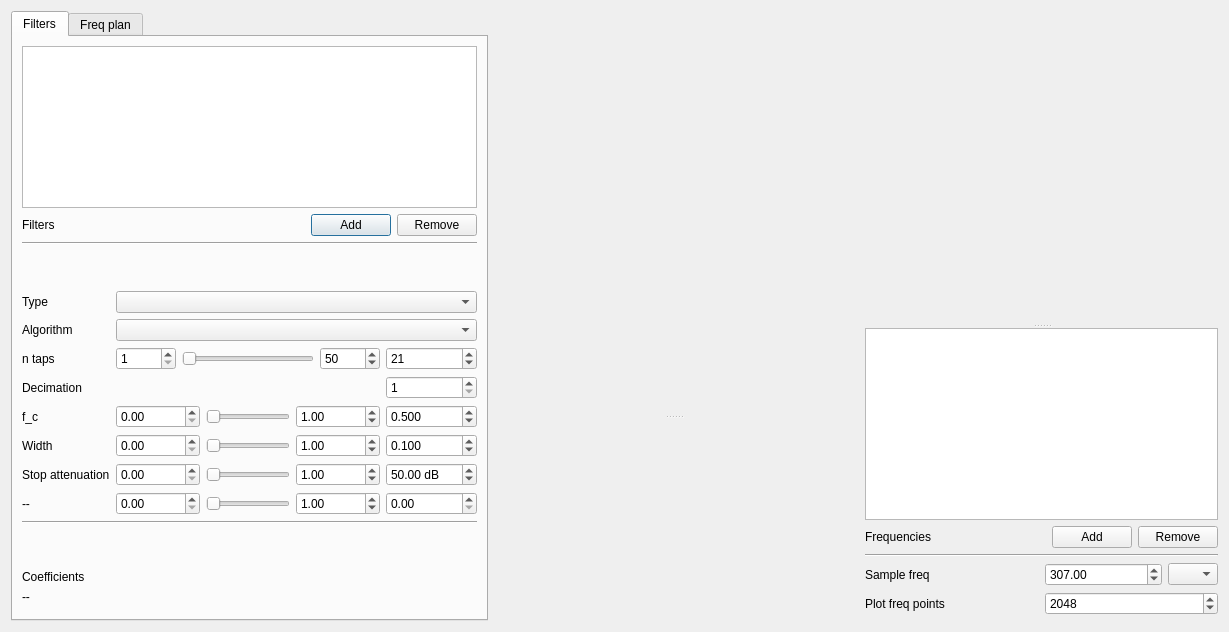
This is fir_design_gui.ui in filiplindau/firdesign as Qt 5 draws it before an edit. The edited form follows.
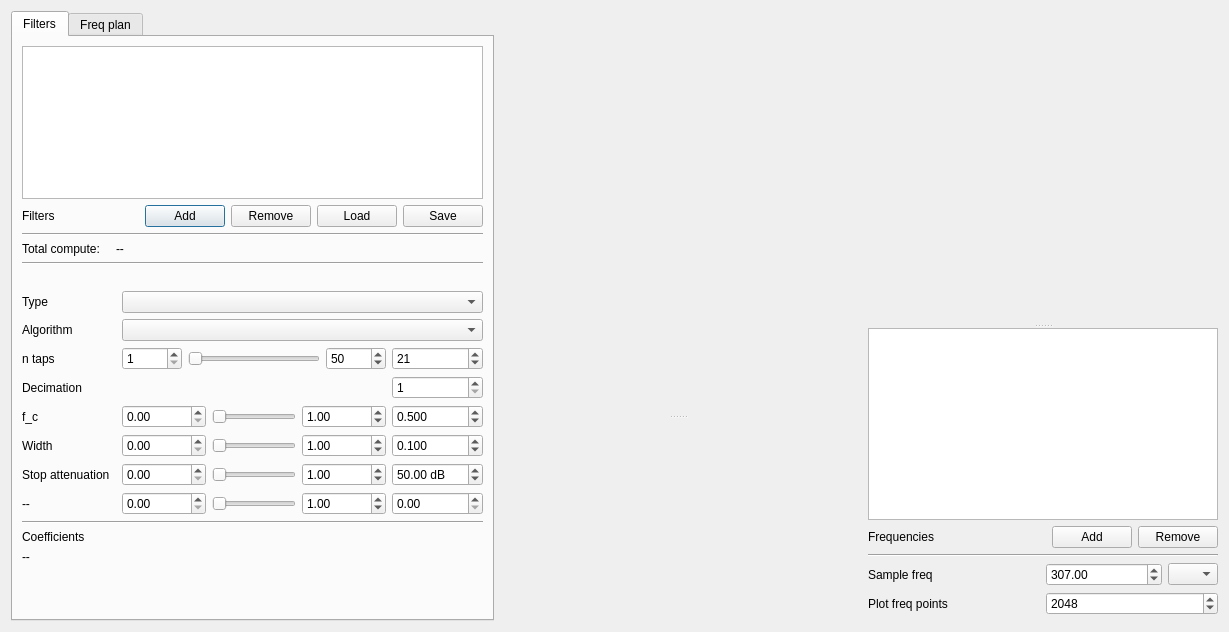
This is the edited form. Custom widgets are drawn as their Qt base class.

Commit message: Load/save filters

The edit to the form file:
```diff
--- a/fir_design_gui.ui
+++ b/fir_design_gui.ui
@@ -30,36 +30,67 @@
        <string>Filters</string>
       </attribute>
       <layout class="QGridLayout" name="gridLayout_2">
-       <item row="10" column="2">
-        <widget class="QDoubleSpinBox" name="p2_spinbox">
-         <property name="suffix">
-          <string> dB</string>
-         </property>
-         <property name="maximum">
-          <double>999.000000000000000</double>
-         </property>
-         <property name="singleStep">
-          <double>5.000000000000000</double>
-         </property>
-         <property name="value">
-          <double>50.000000000000000</double>
-         </property>
-        </widget>
+       <item row="8" column="2">
+        <layout class="QHBoxLayout" name="horizontalLayout_3">
+         <item>
+          <widget class="QSpinBox" name="ntaps_min_spinbox">
+           <property name="minimumSize">
+            <size>
+             <width>60</width>
+             <height>0</height>
+            </size>
+           </property>
+           <property name="minimum">
+            <number>1</number>
+           </property>
+          </widget>
+         </item>
+         <item>
+          <widget class="QSlider" name="ntaps_slider">
+           <property name="orientation">
+            <enum>Qt::Horizontal</enum>
+           </property>
+          </widget>
+         </item>
+         <item>
+          <widget class="QSpinBox" name="ntaps_max_spinbox">
+           <property name="minimumSize">
+            <size>
+             <width>60</width>
+             <height>0</height>
+            </size>
+           </property>
+           <property name="minimum">
+            <number>1</number>
+           </property>
+           <property name="maximum">
+            <number>9999</number>
+           </property>
+           <property name="value">
+            <number>50</number>
+           </property>
+          </widget>
+         </item>
+        </layout>
        </item>
-       <item row="15" column="0">
-        <widget class="QLabel" name="coefficients_name_label">
+       <item row="12" column="0">
+        <widget class="QLabel" name="p2_label">
          <property name="text">
-          <string>Coefficients</string>
+          <string>Stop attenuation</string>
          </property>
         </widget>
        </item>
-       <item row="11" column="2">
-        <widget class="QDoubleSpinBox" name="p3_spinbox"/>
+       <item row="4" column="0" colspan="4">
+        <widget class="Line" name="line_4">
+         <property name="orientation">
+          <enum>Qt::Horizontal</enum>
+         </property>
+        </widget>
        </item>
-       <item row="8" column="1">
-        <layout class="QHBoxLayout" name="horizontalLayout_4">
+       <item row="13" column="2">
+        <layout class="QHBoxLayout" name="horizontalLayout_7">
          <item>
-          <widget class="QDoubleSpinBox" name="p0_min_spinbox">
+          <widget class="QDoubleSpinBox" name="p3_min_spinbox">
            <property name="minimumSize">
             <size>
              <width>60</width>
@@ -72,14 +103,14 @@
           </widget>
          </item>
          <item>
-          <widget class="QSlider" name="p0_slider">
+          <widget class="QSlider" name="p3_slider">
            <property name="orientation">
             <enum>Qt::Horizontal</enum>
            </property>
           </widget>
          </item>
          <item>
-          <widget class="QDoubleSpinBox" name="p0_max_spinbox">
+          <widget class="QDoubleSpinBox" name="p3_max_spinbox">
            <property name="minimumSize">
             <size>
              <width>60</width>
@@ -96,7 +127,7 @@
          </item>
         </layout>
        </item>
-       <item row="16" column="0" colspan="3">
+       <item row="19" column="0" colspan="4">
         <widget class="QLabel" name="coe_label">
          <property name="sizePolicy">
           <sizepolicy hsizetype="Preferred" vsizetype="Expanding">
@@ -118,7 +149,105 @@
          </property>
         </widget>
        </item>
-       <item row="9" column="1">
+       <item row="12" column="2">
+        <layout class="QHBoxLayout" name="horizontalLayout_6">
+         <item>
+          <widget class="QDoubleSpinBox" name="p2_min_spinbox">
+           <property name="minimumSize">
+            <size>
+             <width>60</width>
+             <height>0</height>
+            </size>
+           </property>
+           <property name="maximum">
+            <double>999999.000000000000000</double>
+           </property>
+          </widget>
+         </item>
+         <item>
+          <widget class="QSlider" name="p2_slider">
+           <property name="orientation">
+            <enum>Qt::Horizontal</enum>
+           </property>
+          </widget>
+         </item>
+         <item>
+          <widget class="QDoubleSpinBox" name="p2_max_spinbox">
+           <property name="minimumSize">
+            <size>
+             <width>60</width>
+             <height>0</height>
+            </size>
+           </property>
+           <property name="maximum">
+            <double>999999.000000000000000</double>
+           </property>
+           <property name="value">
+            <double>1.000000000000000</double>
+           </property>
+          </widget>
+         </item>
+        </layout>
+       </item>
+       <item row="10" column="3">
+        <widget class="QDoubleSpinBox" name="p0_spinbox">
+         <property name="minimumSize">
+          <size>
+           <width>70</width>
+           <height>0</height>
+          </size>
+         </property>
+         <property name="decimals">
+          <number>3</number>
+         </property>
+         <property name="maximum">
+          <double>999999.000000000000000</double>
+         </property>
+         <property name="singleStep">
+          <double>0.050000000000000</double>
+         </property>
+         <property name="value">
+          <double>0.500000000000000</double>
+         </property>
+        </widget>
+       </item>
+       <item row="6" column="0">
+        <widget class="QLabel" name="label_2">
+         <property name="text">
+          <string>Type</string>
+         </property>
+        </widget>
+       </item>
+       <item row="7" column="2" colspan="2">
+        <widget class="QComboBox" name="algo_combobox"/>
+       </item>
+       <item row="12" column="3">
+        <widget class="QDoubleSpinBox" name="p2_spinbox">
+         <property name="suffix">
+          <string> dB</string>
+         </property>
+         <property name="maximum">
+          <double>999.000000000000000</double>
+         </property>
+         <property name="singleStep">
+          <double>5.000000000000000</double>
+         </property>
+         <property name="value">
+          <double>50.000000000000000</double>
+         </property>
+        </widget>
+       </item>
+       <item row="2" column="0" colspan="4">
+        <widget class="Line" name="line_3">
+         <property name="orientation">
+          <enum>Qt::Horizontal</enum>
+         </property>
+        </widget>
+       </item>
+       <item row="13" column="3">
+        <widget class="QDoubleSpinBox" name="p3_spinbox"/>
+       </item>
+       <item row="11" column="2">
         <layout class="QHBoxLayout" name="horizontalLayout_5">
          <item>
           <widget class="QDoubleSpinBox" name="p1_min_spinbox">
@@ -158,52 +287,61 @@
          </item>
         </layout>
        </item>
-       <item row="6" column="0">
-        <widget class="QLabel" name="label">
-         <property name="text">
-          <string>n taps</string>
-         </property>
-        </widget>
+       <item row="10" column="2">
+        <layout class="QHBoxLayout" name="horizontalLayout_4">
+         <item>
+          <widget class="QDoubleSpinBox" name="p0_min_spinbox">
+           <property name="minimumSize">
+            <size>
+             <width>60</width>
+             <height>0</height>
+            </size>
+           </property>
+           <property name="maximum">
+            <double>999999.000000000000000</double>
+           </property>
+          </widget>
+         </item>
+         <item>
+          <widget class="QSlider" name="p0_slider">
+           <property name="orientation">
+            <enum>Qt::Horizontal</enum>
+           </property>
+          </widget>
+         </item>
+         <item>
+          <widget class="QDoubleSpinBox" name="p0_max_spinbox">
+           <property name="minimumSize">
+            <size>
+             <width>60</width>
+             <height>0</height>
+            </size>
+           </property>
+           <property name="maximum">
+            <double>999999.000000000000000</double>
+           </property>
+           <property name="value">
+            <double>1.000000000000000</double>
+           </property>
+          </widget>
+         </item>
+        </layout>
        </item>
-       <item row="11" column="0">
-        <widget class="QLabel" name="p3_label">
-         <property name="text">
-          <string>--</string>
-         </property>
-        </widget>
-       </item>
-       <item row="10" column="0">
-        <widget class="QLabel" name="p2_label">
-         <property name="text">
-          <string>Stop attenuation</string>
-         </property>
-        </widget>
-       </item>
-       <item row="5" column="1" colspan="2">
-        <widget class="QComboBox" name="algo_combobox"/>
-       </item>
-       <item row="7" column="2">
+       <item row="9" column="3">
         <widget class="QSpinBox" name="decimation_spinbox">
          <property name="minimum">
           <number>1</number>
          </property>
         </widget>
        </item>
-       <item row="8" column="0">
-        <widget class="QLabel" name="p0_label">
-         <property name="text">
-          <string>f_c</string>
-         </property>
-        </widget>
-       </item>
-       <item row="9" column="0">
+       <item row="11" column="0">
         <widget class="QLabel" name="p1_label">
          <property name="text">
           <string>Width</string>
          </property>
         </widget>
        </item>
-       <item row="9" column="2">
+       <item row="11" column="3">
         <widget class="QDoubleSpinBox" name="p1_spinbox">
          <property name="decimals">
           <number>3</number>
@@ -219,118 +357,7 @@
          </property>
         </widget>
        </item>
-       <item row="10" column="1">
-        <layout class="QHBoxLayout" name="horizontalLayout_6">
-         <item>
-          <widget class="QDoubleSpinBox" name="p2_min_spinbox">
-           <property name="minimumSize">
-            <size>
-             <width>60</width>
-             <height>0</height>
-            </size>
-           </property>
-           <property name="maximum">
-            <double>999999.000000000000000</double>
-           </property>
-          </widget>
-         </item>
-         <item>
-          <widget class="QSlider" name="p2_slider">
-           <property name="orientation">
-            <enum>Qt::Horizontal</enum>
-           </property>
-          </widget>
-         </item>
-         <item>
-          <widget class="QDoubleSpinBox" name="p2_max_spinbox">
-           <property name="minimumSize">
-            <size>
-             <width>60</width>
-             <height>0</height>
-            </size>
-           </property>
-           <property name="maximum">
-            <double>999999.000000000000000</double>
-           </property>
-           <property name="value">
-            <double>1.000000000000000</double>
-           </property>
-          </widget>
-         </item>
-        </layout>
-       </item>
-       <item row="4" column="0">
-        <widget class="QLabel" name="label_2">
-         <property name="text">
-          <string>Type</string>
-         </property>
-        </widget>
-       </item>
-       <item row="0" column="0" colspan="3">
-        <widget class="QListWidget" name="filters_list">
-         <property name="maximumSize">
-          <size>
-           <width>16777215</width>
-           <height>16777215</height>
-          </size>
-         </property>
-        </widget>
-       </item>
-       <item row="8" column="2">
-        <widget class="QDoubleSpinBox" name="p0_spinbox">
-         <property name="minimumSize">
-          <size>
-           <width>70</width>
-           <height>0</height>
-          </size>
-         </property>
-         <property name="decimals">
-          <number>3</number>
-         </property>
-         <property name="maximum">
-          <double>999999.000000000000000</double>
-         </property>
-         <property name="singleStep">
-          <double>0.050000000000000</double>
-         </property>
-         <property name="value">
-          <double>0.500000000000000</double>
-         </property>
-        </widget>
-       </item>
-       <item row="14" column="0">
-        <spacer name="verticalSpacer_2">
-         <property name="orientation">
-          <enum>Qt::Vertical</enum>
-         </property>
-         <property name="sizeType">
-          <enum>QSizePolicy::Fixed</enum>
-         </property>
-         <property name="sizeHint" stdset="0">
-          <size>
-           <width>20</width>
-           <height>40</height>
-          </size>
-         </property>
-        </spacer>
-       </item>
-       <item row="3" column="1">
-        <spacer name="verticalSpacer_3">
-         <property name="orientation">
-          <enum>Qt::Vertical</enum>
-         </property>
-         <property name="sizeType">
-          <enum>QSizePolicy::Fixed</enum>
-         </property>
-         <property name="sizeHint" stdset="0">
-          <size>
-           <width>20</width>
-           <height>40</height>
-          </size>
-         </property>
-        </spacer>
-       </item>
-       <item row="1" column="0" colspan="3">
+       <item row="1" column="0" colspan="4">
         <layout class="QHBoxLayout" name="horizontalLayout_10">
          <item>
           <widget class="QLabel" name="label_9">
@@ -372,113 +399,81 @@
            </property>
           </widget>
          </item>
-        </layout>
-       </item>
-       <item row="11" column="1">
-        <layout class="QHBoxLayout" name="horizontalLayout_7">
          <item>
-          <widget class="QDoubleSpinBox" name="p3_min_spinbox">
-           <property name="minimumSize">
-            <size>
-             <width>60</width>
-             <height>0</height>
-            </size>
+          <widget class="QPushButton" name="load_filter_button">
+           <property name="text">
+            <string>Load</string>
            </property>
-           <property name="maximum">
-            <double>999999.000000000000000</double>
-           </property>
           </widget>
          </item>
          <item>
-          <widget class="QSlider" name="p3_slider">
-           <property name="orientation">
-            <enum>Qt::Horizontal</enum>
+          <widget class="QPushButton" name="save_filter_button">
+           <property name="text">
+            <string>Save</string>
            </property>
           </widget>
          </item>
-         <item>
-          <widget class="QDoubleSpinBox" name="p3_max_spinbox">
-           <property name="minimumSize">
-            <size>
-             <width>60</width>
-             <height>0</height>
-            </size>
-           </property>
-           <property name="maximum">
-            <double>999999.000000000000000</double>
-           </property>
-           <property name="value">
-            <double>1.000000000000000</double>
-           </property>
-          </widget>
-         </item>
         </layout>
        </item>
-       <item row="7" column="0">
-        <widget class="QLabel" name="label_3">
-         <property name="text">
-          <string>Decimation</string>
-         </property>
-        </widget>
-       </item>
        <item row="5" column="0">
+        <spacer name="verticalSpacer_3">
+         <property name="orientation">
+          <enum>Qt::Vertical</enum>
+         </property>
+         <property name="sizeType">
+          <enum>QSizePolicy::Fixed</enum>
+         </property>
+         <property name="sizeHint" stdset="0">
+          <size>
+           <width>20</width>
+           <height>20</height>
+          </size>
+         </property>
+        </spacer>
+       </item>
+       <item row="8" column="0">
+        <widget class="QLabel" name="label">
+         <property name="text">
+          <string>n taps</string>
+         </property>
+        </widget>
+       </item>
+       <item row="10" column="0">
+        <widget class="QLabel" name="p0_label">
+         <property name="text">
+          <string>f_c</string>
+         </property>
+        </widget>
+       </item>
+       <item row="7" column="0">
         <widget class="QLabel" name="label_7">
          <property name="text">
           <string>Algorithm</string>
          </property>
         </widget>
        </item>
-       <item row="6" column="1">
-        <layout class="QHBoxLayout" name="horizontalLayout_3">
-         <item>
-          <widget class="QSpinBox" name="ntaps_min_spinbox">
-           <property name="minimumSize">
-            <size>
-             <width>60</width>
-             <height>0</height>
-            </size>
-           </property>
-           <property name="minimum">
-            <number>1</number>
-           </property>
-          </widget>
-         </item>
-         <item>
-          <widget class="QSlider" name="ntaps_slider">
-           <property name="orientation">
-            <enum>Qt::Horizontal</enum>
-           </property>
-          </widget>
-         </item>
-         <item>
-          <widget class="QSpinBox" name="ntaps_max_spinbox">
-           <property name="minimumSize">
-            <size>
-             <width>60</width>
-             <height>0</height>
-            </size>
-           </property>
-           <property name="minimum">
-            <number>1</number>
-           </property>
-           <property name="maximum">
-            <number>9999</number>
-           </property>
-           <property name="value">
-            <number>50</number>
-           </property>
-          </widget>
-         </item>
-        </layout>
+       <item row="3" column="1" colspan="2">
+        <widget class="QLabel" name="total_compute_label">
+         <property name="text">
+          <string>--</string>
+         </property>
+        </widget>
        </item>
-       <item row="13" column="0" colspan="3">
+       <item row="15" column="0" colspan="4">
         <widget class="Line" name="line_2">
          <property name="orientation">
           <enum>Qt::Horizontal</enum>
          </property>
         </widget>
        </item>
-       <item row="6" column="2">
+       <item row="3" column="0">
+        <widget class="QLabel" name="label_4">
+         <property name="text">
+          <string>Total compute:</string>
+         </property>
+        </widget>
+       </item>
+       <item row="8" column="3">
         <widget class="QSpinBox" name="ntaps_spinbox">
          <property name="minimum">
           <number>1</number>
@@ -491,15 +486,55 @@
          </property>
         </widget>
        </item>
-       <item row="4" column="1" colspan="2">
+       <item row="18" column="0">
+        <widget class="QLabel" name="coefficients_name_label">
+         <property name="text">
+          <string>Coefficients</string>
+         </property>
+        </widget>
+       </item>
+       <item row="0" column="0" colspan="4">
+        <widget class="QListWidget" name="filters_list">
+         <property name="maximumSize">
+          <size>
+           <width>16777215</width>
+           <height>16777215</height>
+          </size>
+         </property>
+        </widget>
+       </item>
+       <item row="6" column="2" colspan="2">
         <widget class="QComboBox" name="filtertype_combobox"/>
        </item>
-       <item row="2" column="0" colspan="3">
-        <widget class="Line" name="line_3">
+       <item row="9" column="0">
+        <widget class="QLabel" name="label_3">
+         <property name="text">
+          <string>Decimation</string>
+         </property>
+        </widget>
+       </item>
+       <item row="13" column="0">
+        <widget class="QLabel" name="p3_label">
+         <property name="text">
+          <string>--</string>
+         </property>
+        </widget>
+       </item>
+       <item row="20" column="0">
+        <spacer name="verticalSpacer_2">
          <property name="orientation">
-          <enum>Qt::Horizontal</enum>
+          <enum>Qt::Vertical</enum>
          </property>
-        </widget>
+         <property name="sizeType">
+          <enum>QSizePolicy::Fixed</enum>
+         </property>
+         <property name="sizeHint" stdset="0">
+          <size>
+           <width>20</width>
+           <height>40</height>
+          </size>
+         </property>
+        </spacer>
        </item>
       </layout>
      </widget>
```
The commit also changes 4 other files.
